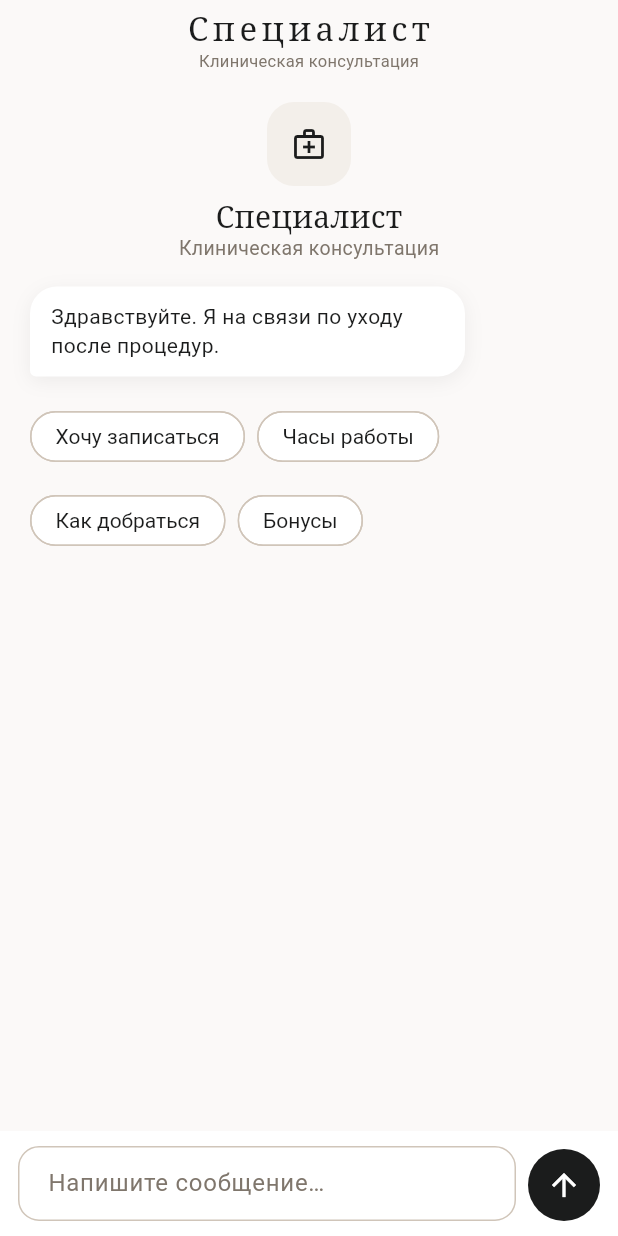
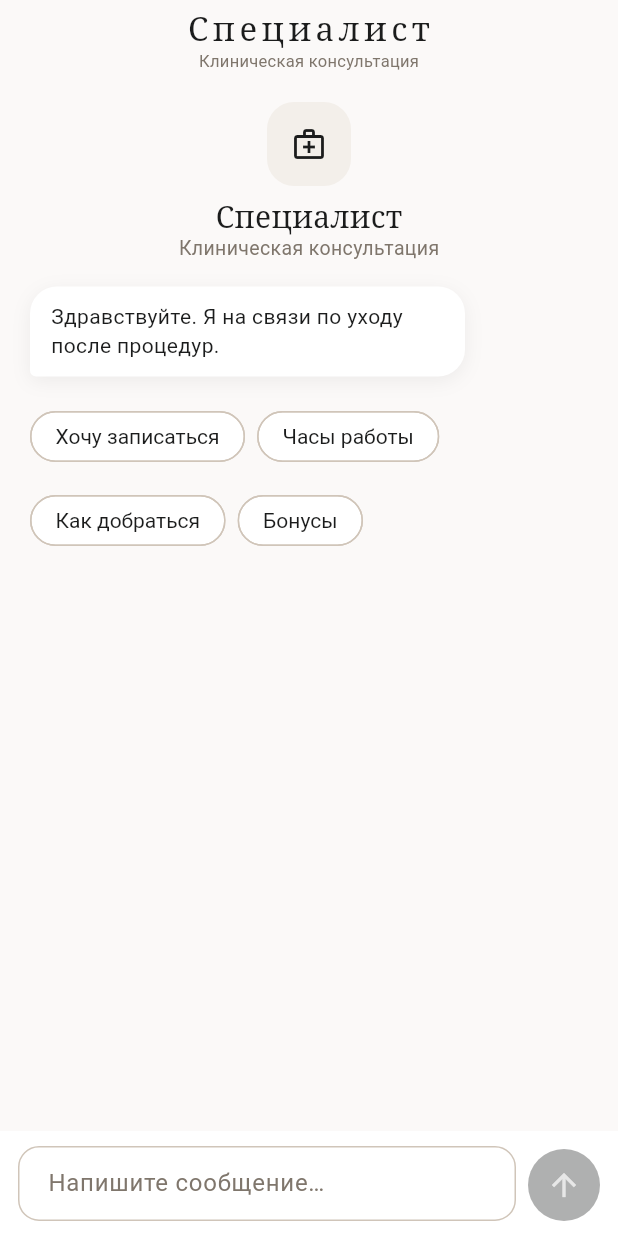
Before and after one commit to sifonyarya-afk/cult, a Flutter app: the ChatThreadPage screen opened directly, on a phone screen of 412 x 824 dp. Run offline on Flutter 3.47's test engine with Material 3 defaults, Android fonts, the phone set to English and light mode, and no system bars; our stand-ins replace shared_preferences; accounts and stored records are empty; network calls fail.

Commit message:
Add sticky book bars and polish chat composer.
Pin CultBookBar on service/device pages, disable empty chat send,
offer booking chip after first message, and unfocus keyboard on tab change.

Co-authored-by: vladlazarevmp9875 <vladlazarevmp9875@rambler.ru>

```diff
--- a/mobile/lib/main.dart
+++ b/mobile/lib/main.dart
@@ -329,6 +329,7 @@ class _ShellState extends State<Shell> {
           bottomNavigationBar: NavigationBar(
             selectedIndex: _index,
             onDestinationSelected: (value) {
+              FocusManager.instance.primaryFocus?.unfocus();
               HapticFeedback.selectionClick();
               if (value == _index) {
                 Navigator.of(context).popUntil((route) => route.isFirst);
--- a/mobile/lib/pages/talk.dart
+++ b/mobile/lib/pages/talk.dart
@@ -266,6 +266,16 @@ class _ChatThreadPageState extends State<ChatThreadPage> {
                         ),
                     ],
                   ),
+                ] else ...[
+                  const SizedBox(height: 8),
+                  ActionChip(
+                    avatar: const Icon(
+                      Icons.event_available_outlined,
+                      size: 18,
+                    ),
+                    label: const Text('Записаться'),
+                    onPressed: () => pushPage(context, const BookingPage()),
+                  ),
                 ],
               ],
             ),
@@ -296,14 +306,29 @@ class _ChatThreadPageState extends State<ChatThreadPage> {
                       ),
                     ),
                     const SizedBox(width: 8),
-                    IconButton(
-                      onPressed: () => _send(store, _text.text),
+                    ValueListenableBuilder<TextEditingValue>(
+                      valueListenable: _text,
+                      builder: (_, value, _) {
+                        final canSend = value.text.trim().isNotEmpty;
+                        return IconButton(
+                          tooltip: 'Отправить',
+                          onPressed: canSend
+                              ? () => _send(store, _text.text)
+                              : null,
                           style: IconButton.styleFrom(
-                        backgroundColor: Cult.ink,
+                            backgroundColor: canSend
+                                ? Cult.ink
+                                : Cult.ink.withValues(alpha: 0.35),
                             foregroundColor: Colors.white,
+                            disabledBackgroundColor: Cult.ink.withValues(
+                              alpha: 0.35,
+                            ),
+                            disabledForegroundColor: Colors.white70,
                             minimumSize: const Size(48, 48),
                           ),
                           icon: const Icon(Icons.arrow_upward),
+                        );
+                      },
                     ),
                   ],
                 ),
@@ -440,9 +465,15 @@ class _BookingPageState extends State<BookingPage> {
 
   void _applyService(List<YcService> list) {
     if (list.isEmpty) return;
-    final wanted = widget.initialService?.toLowerCase();
-    final match =
-        list.where((item) => item.title.toLowerCase() == wanted).firstOrNull ??
+    final wanted = widget.initialService?.trim().toLowerCase() ?? '';
+    final match = wanted.isEmpty
+        ? list.first
+        : list
+                  .where((item) => item.title.toLowerCase() == wanted)
+                  .firstOrNull ??
+              list
+                  .where((item) => item.title.toLowerCase().contains(wanted))
+                  .firstOrNull ??
               list.first;
     _serviceId = match.id;
     _service = match.title;
```
Also changed, not shown: mobile/lib/pages/browse.dart (+9 -13 lines), mobile/lib/pages/categories.dart (+17 -11 lines), mobile/lib/widgets.dart (+28 -0 lines), 1 other file. Lines whose indentation alone changed are shown as unchanged.
